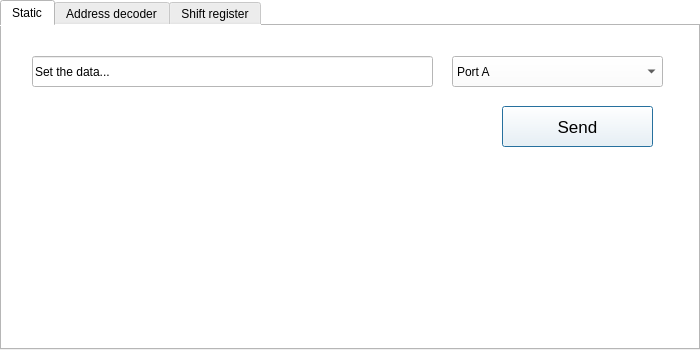
Before: the Qt Designer form Graphic/test.ui in RonanLc/Neuromorphic-system-interface, drawn with Qt 5.
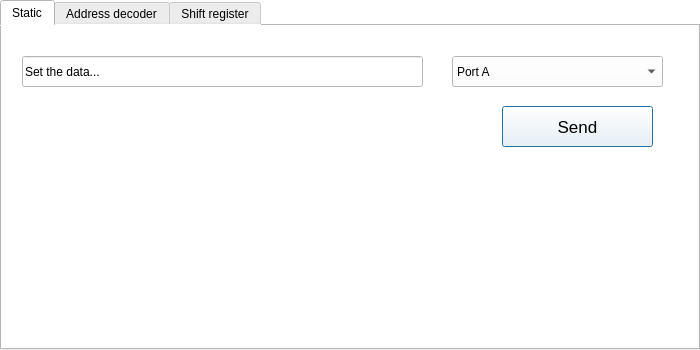
After: the same form once the commit is applied.

```diff
--- a/Graphic/test.ui
+++ b/Graphic/test.ui
@@ -35,7 +35,7 @@
     <widget class="QLineEdit" name="St_dataLine">
      <property name="geometry">
       <rect>
-       <x>30</x>
+       <x>20</x>
        <y>30</y>
        <width>401</width>
        <height>31</height>
```
